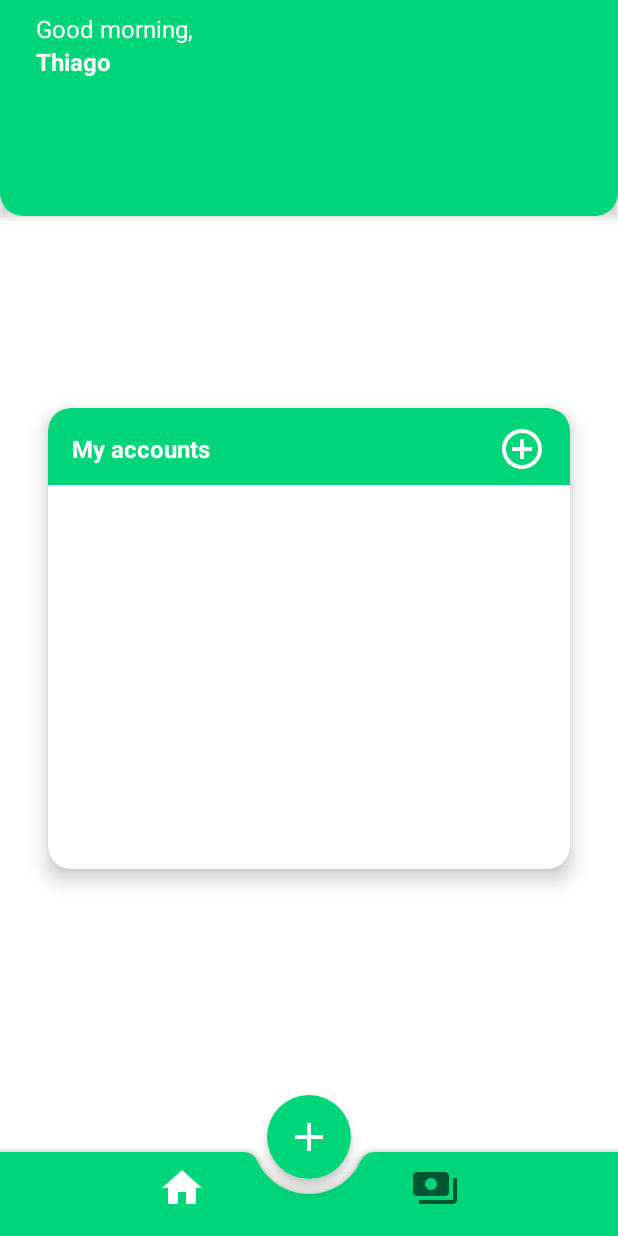
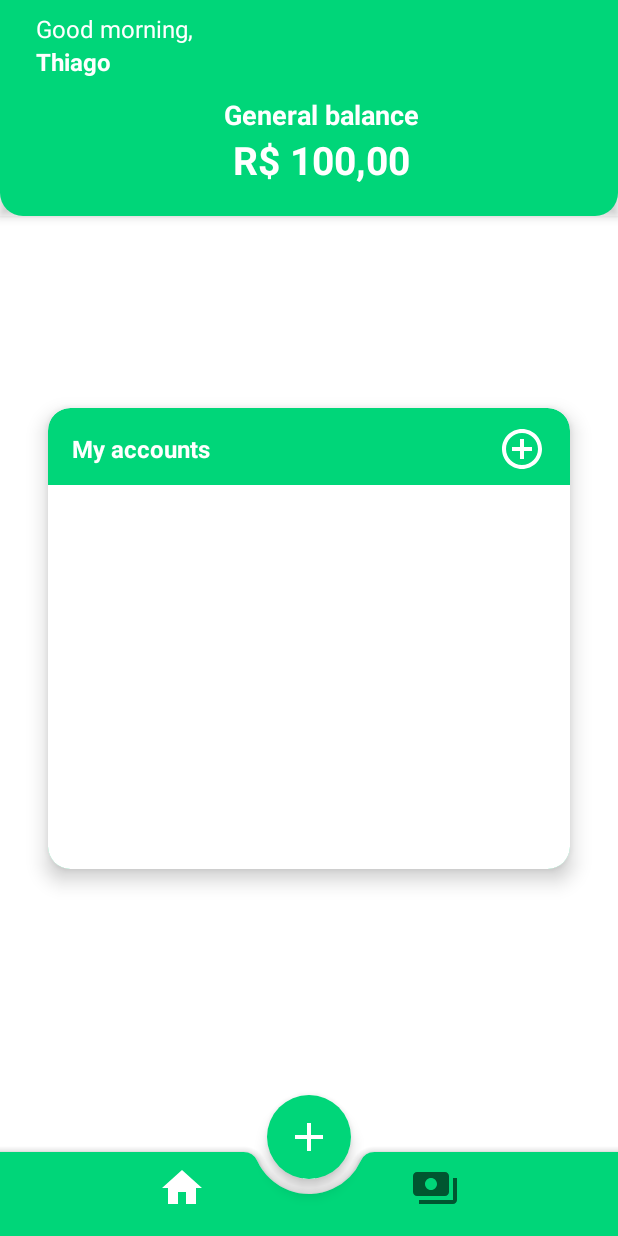
Before and after one commit to thiaagodev/Finn, an Android app: the screen it shows after launch (MainActivity), on a phone screen of 412 x 824 dp. Run offline under Robolectric (Android 15) with nearby library versions, the phone set to English and light mode, and no system bars; our stand-ins replace navigation-ui.

Commit message:
add general balance text to topbar

```diff
--- a/app/src/main/res/layout/fragment_home.xml
+++ b/app/src/main/res/layout/fragment_home.xml
@@ -25,7 +25,7 @@
                 android:layout_height="match_parent"
                 android:padding="8dp">
 
-                <TextView
+                <androidx.appcompat.widget.AppCompatTextView
                     android:id="@+id/text_welcome_message"
                     android:layout_width="wrap_content"
                     android:layout_height="wrap_content"
@@ -35,7 +35,7 @@
                     app:layout_constraintStart_toStartOf="parent"
                     app:layout_constraintTop_toTopOf="parent" />
 
-                <TextView
+                <androidx.appcompat.widget.AppCompatTextView
                     android:id="@+id/text_user_name"
                     android:layout_width="wrap_content"
                     android:layout_height="wrap_content"
@@ -45,6 +45,34 @@
                     android:textStyle="bold"
                     app:layout_constraintStart_toStartOf="@+id/text_welcome_message"
                     app:layout_constraintTop_toBottomOf="@+id/text_welcome_message" />
+
+                <androidx.appcompat.widget.AppCompatTextView
+                    android:id="@+id/text_general_balance"
+                    android:layout_width="wrap_content"
+                    android:layout_height="wrap_content"
+                    app:layout_constraintTop_toTopOf="parent"
+                    app:layout_constraintBottom_toBottomOf="parent"
+                    app:layout_constraintStart_toStartOf="parent"
+                    app:layout_constraintEnd_toEndOf="parent"
+                    android:text="@string/general_balance"
+                    android:textColor="@color/white"
+                    android:textSize="18sp"
+                    android:textStyle="bold"
+                    android:layout_marginTop="8dp"
+                    />
+
+                <androidx.appcompat.widget.AppCompatTextView
+                    android:id="@+id/text_balance"
+                    android:layout_width="wrap_content"
+                    android:layout_height="wrap_content"
+                    app:layout_constraintTop_toBottomOf="@+id/text_general_balance"
+                    app:layout_constraintStart_toStartOf="@+id/text_general_balance"
+                    app:layout_constraintEnd_toEndOf="@+id/text_general_balance"
+                    android:text="@string/balance"
+                    android:textColor="@color/white"
+                    android:textSize="26sp"
+                    android:textStyle="bold"
+                    />
 
             </androidx.constraintlayout.widget.ConstraintLayout>
 
--- a/app/src/main/res/values/strings.xml
+++ b/app/src/main/res/values/strings.xml
@@ -7,4 +7,6 @@
     <string name="good_evening">Good evening,</string>
     <string name="user_name">Thiago</string>
     <string name="my_accounts">My accounts</string>
+    <string name="general_balance">General balance</string>
+    <string name="balance">R$ 100,00</string>
 </resources>
```
Also changed, not shown: 1 other file.
